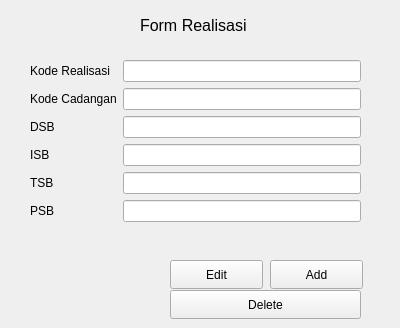
First picture: the form in formrealisasi.ui, repository Yadija/tugas_visual_2, before the edit.
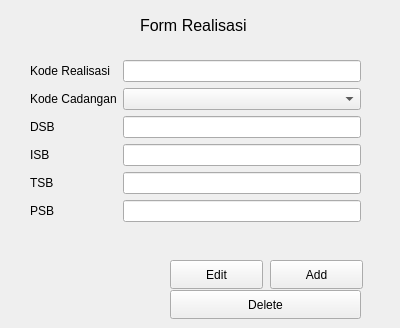
Second picture: the form after the edit.

Commit message: ⚒️build: implement show event to make dynamic combo box

Diff of the .ui file:
```diff
--- a/formrealisasi.ui
+++ b/formrealisasi.ui
@@ -41,7 +41,7 @@
      </widget>
     </item>
     <item row="1" column="1">
-     <widget class="QLineEdit" name="kodeCadanganLineEdit"/>
+     <widget class="QComboBox" name="kodeCadanganComboBox"/>
     </item>
     <item row="2" column="0">
      <widget class="QLabel" name="dSBLabel">
```
The commit also changes 5 other files.
